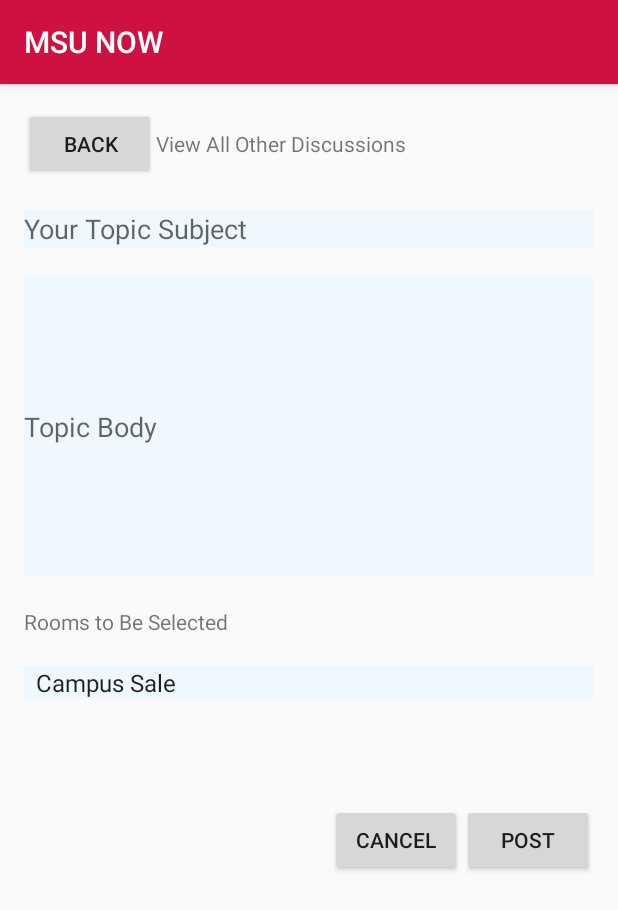
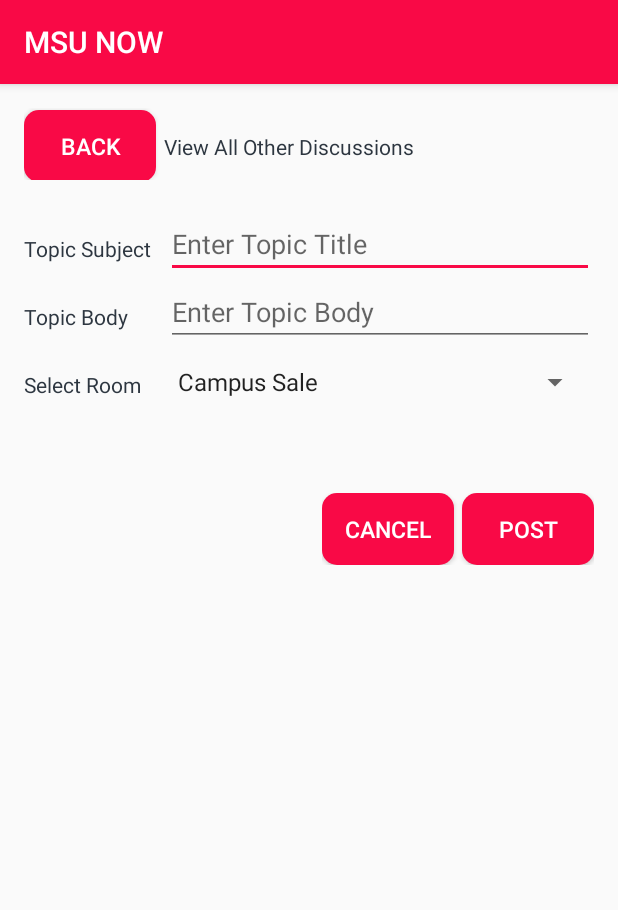
Before and after one commit to joseph287/MSUNOW, an Android app: the UserInputActivity screen opened directly, with no data from a screen before it, on a phone screen of 412 x 824 dp. Shown: the top 910 px of the screen. Run offline under Robolectric (Android 15) with nearby library versions, the phone set to English and light mode, and no system bars; our stand-ins replace Firebase (no records; nobody signed in at launch, a user with empty details on screens opened directly).

Commit message:
Change design of "UserInputActivity" Page.

```diff
--- /dev/null
+++ b/app/src/main/res/drawable/button_back.xml
@@ -0,0 +1,7 @@
+<?xml version="1.0" encoding="utf-8"?>
+<shape xmlns:android="http://schemas.android.com/apk/res/android"
+    android:shape="rectangle" android:padding="10dp">
+    <!-- you can use any color you want I used here red color-->
+    <solid android:color="#f90946"/>
+    <corners android:radius="10dp"/>
+</shape>
--- /dev/null
+++ b/app/src/main/res/drawable/button_cancel.xml
@@ -0,0 +1,7 @@
+<?xml version="1.0" encoding="utf-8"?>
+<shape xmlns:android="http://schemas.android.com/apk/res/android"
+    android:shape="rectangle" android:padding="10dp">
+    <!-- you can use any color you want I used here red color-->
+    <solid android:color="#f90946"/>
+    <corners android:radius="10dp"/>
+</shape>
--- /dev/null
+++ b/app/src/main/res/drawable/button_post.xml
@@ -0,0 +1,7 @@
+<?xml version="1.0" encoding="utf-8"?>
+<shape xmlns:android="http://schemas.android.com/apk/res/android"
+    android:shape="rectangle" android:padding="10dp">
+    <!-- you can use any color you want I used here red color-->
+    <solid android:color="#f90946"/>
+    <corners android:radius="10dp"/>
+</shape>
--- a/app/src/main/res/layout/activity_user_input.xml
+++ b/app/src/main/res/layout/activity_user_input.xml
@@ -23,72 +23,109 @@
         android:orientation="horizontal">
 
         <Button
+            android:id="@+id/bback"
             android:layout_width="wrap_content"
             android:layout_height="wrap_content"
+            android:background="@drawable/button_cancel"
+            android:textColor="@color/colorWhite"
+            android:textSize="15sp"
             android:onClick="BackToPre"
-            android:text="back" />
+            android:text="@string/action_back" />
 
         <TextView
             android:layout_width="wrap_content"
             android:layout_height="wrap_content"
-            android:text="View All Other Discussions" />
+            android:layout_marginLeft="5dp"
+            style="@style/CategoryStyle"
+            android:text="@string/caption_view_other_discussions" />
 
     </LinearLayout>
 
+        <LinearLayout
+            android:layout_width="match_parent"
+            android:layout_height="wrap_content"
+            android:orientation="horizontal">
 
+            <!-- Topic Label -->
+            <TextView
+                android:id="@+id/tv_topic_title"
+                style="@style/CategoryStyle"
+                android:text="@string/caption_topic_title" />
+
+            <!-- Input fields -->
+            <LinearLayout
+                android:layout_width="0dp"
+                android:layout_height="wrap_content"
+                android:layout_weight="3"
+                android:orientation="vertical"
+                android:paddingLeft="0dp">
+
+                <!-- Topic subject field -->
                 <EditText
                     android:id="@+id/topic_title"
+                    style="@style/EditorFieldStyle"
+                    android:hint="@string/caption_hint_topic_title"
+                    android:inputType="text" />
+
+            </LinearLayout>
+        </LinearLayout>
+
+        <LinearLayout
             android:layout_width="match_parent"
             android:layout_height="wrap_content"
-        android:layout_alignParentEnd="true"
-        android:layout_alignParentLeft="true"
-        android:layout_alignParentRight="true"
-        android:layout_alignParentStart="true"
-        android:layout_alignParentTop="true"
-        android:layout_marginBottom="20dp"
-        android:background="@color/colorGrey"
-        android:ems="10"
-        android:hint="@string/topic_subject"
-        android:imeOptions="actionNext"
-        android:inputType="text" />
+            android:orientation="horizontal">
 
+            <!-- Topic Body Label -->
+            <TextView
+                android:id="@+id/tv_topic_body"
+                style="@style/CategoryStyle"
+                android:text="@string/caption_topic_body" />
+
+            <!-- Input fields -->
+            <LinearLayout
+                android:layout_width="0dp"
+                android:layout_height="wrap_content"
+                android:layout_weight="3"
+                android:orientation="vertical"
+                android:paddingLeft="0dp">
+
+                <!-- Topic Body field -->
                 <EditText
                     android:id="@+id/topic_body"
-        android:layout_width="match_parent"
-        android:layout_height="200sp"
-        android:layout_alignParentEnd="true"
-        android:layout_alignParentLeft="true"
-        android:layout_alignParentRight="true"
-        android:layout_alignParentStart="true"
-        android:layout_alignParentTop="true"
-        android:layout_marginBottom="20dp"
-        android:background="@color/colorGrey"
-        android:ems="10"
-        android:hint="@string/topic_body"
-        android:imeOptions="actionNext"
+                    style="@style/EditorFieldStyle"
+                    android:hint="@string/caption_hint_topic_body"
                     android:inputType="textMultiLine" />
 
-    <TextView
-        android:id="@+id/room_name"
+            </LinearLayout>
+        </LinearLayout>
+
+        <LinearLayout
+            android:id="@+id/container_gender"
             android:layout_width="match_parent"
             android:layout_height="wrap_content"
-        android:layout_alignParentEnd="true"
-        android:layout_alignParentLeft="true"
-        android:layout_alignParentRight="true"
-        android:layout_alignParentStart="true"
-        android:layout_alignParentTop="true"
-        android:layout_marginBottom="20dp"
-        android:ems="10"
-        android:imeOptions="actionNext"
-        android:text="Rooms to Be Selected" />
+            android:orientation="horizontal">
 
+            <!-- Spinner Label -->
+            <TextView
+                android:text="@string/caption_select_room"
+                style="@style/CategoryStyle" />
+
+            <!-- Input field -->
+            <LinearLayout
+                android:layout_height="wrap_content"
+                android:layout_width="0dp"
+                android:layout_weight="3"
+                android:orientation="vertical">
+
+                <!-- Room drop-down spinner -->
                 <Spinner
                     android:id="@+id/rooms_spinner"
-        android:layout_width="match_parent"
-        android:layout_height="wrap_content"
-        android:layout_marginBottom="20dp"
-        android:background="@color/colorGrey"
+                    android:layout_height="48dp"
+                    android:layout_width="wrap_content"
+                    android:paddingRight="16dp"
                     android:spinnerMode="dropdown"/>
+            </LinearLayout>
+        </LinearLayout>
 
     <LinearLayout
         android:layout_width="wrap_content"
@@ -98,19 +135,26 @@
         android:orientation="horizontal">
 
         <Button
+            android:id="@+id/bcancel"
             android:layout_width="wrap_content"
             android:layout_height="wrap_content"
+            android:layout_marginRight="5dp"
+            android:background="@drawable/button_cancel"
+            android:textColor="@color/colorWhite"
+            android:textSize="15sp"
             android:onClick="cancel"
-            android:text="CANCEL" />
-
+            android:text="@string/action_cancel" />
 
         <Button
+            android:id="@+id/bpost"
             android:layout_width="wrap_content"
             android:layout_height="wrap_content"
+            android:background="@drawable/button_post"
+            android:textColor="@color/colorWhite"
+            android:textSize="15sp"
+            android:onClick="post"
             android:layout_gravity="right"
-            android:onClick="post"
-            android:text="Post" />
-
+            android:text="@string/action_post" />
 
     </LinearLayout>
 
--- a/app/src/main/res/values/colors.xml
+++ b/app/src/main/res/values/colors.xml
@@ -3,8 +3,9 @@
     <color name="colorPrimary">#3F51B5</color>
     <color name="colorPrimaryDark">#303F9F</color>
     <color name="colorAccent">#FF4081</color>
-    <color name="colorMSU">#CE1141</color>
-    <color name="colorMSUDark">#b60f3a</color>
+    <color name="colorMSU">#f90946</color>
+    <color name="colorMSUDark">#CE1141</color>
+    <!--<color name="colorMSUDark">#b60f3a</color>-->
 
     <color name="colorOrange">#FFC133</color>
     <color name="colorGreen">#1EC603</color>1EC603
@@ -14,4 +15,7 @@
     <color name="colorBlack">#000000</color>
     <color name="colorGrey">#f0f8ff</color>
     <color name="colorWhite">#FFFFFF</color>
+
+    <!-- Primary color for the editor -->
+    <color name="editorColorPrimary">#2D3640</color>
 </resources>
--- a/app/src/main/res/values/strings.xml
+++ b/app/src/main/res/values/strings.xml
@@ -48,6 +48,15 @@
     <string name="title_activity_register">Register</string>
     <string name="update_changes">Update Changes</string>
     <string name="nav_logout">Log Out</string>
+    <string name="caption_topic_title">Topic Subject</string>
+    <string name="caption_hint_topic_title">Enter Topic Title</string>
+    <string name="caption_topic_body">Topic Body</string>
+    <string name="caption_hint_topic_body">Enter Topic Body</string>
+    <string name="caption_select_room">Select Room</string>
+    <string name="action_cancel">Cancel</string>
+    <string name="action_post">Post</string>
+    <string name="action_back">Back</string>
+    <string name="caption_view_other_discussions">View All Other Discussions</string>
 
 
     <string-array name="rooms">
--- a/app/src/main/res/values/styles.xml
+++ b/app/src/main/res/values/styles.xml
@@ -16,6 +16,25 @@
         <item name="android:windowContentOverlay">@null</item>
     </style>
 
+    <!-- Style for a category in the editor -->
+    <style name="CategoryStyle">
+        <item name="android:layout_height">wrap_content</item>
+        <item name="android:layout_width">0dp</item>
+        <item name="android:layout_weight">1</item>
+        <item name="android:paddingTop">16dp</item>
+        <item name="android:textColor">@color/editorColorPrimary</item>
+        <!--<item name="android:fontFamily">sans-serif-condensed</item>-->
+        <item name="android:textAppearance">?android:textAppearanceSmall</item>
+    </style>
+
+    <!-- Style for an EditText field in the editor -->
+    <style name="EditorFieldStyle">
+        <item name="android:layout_height">wrap_content</item>
+        <item name="android:layout_width">match_parent</item>
+        <!--<item name="android:fontFamily">sans-serif-condensed</item>-->
+        <item name="android:textAppearance">?android:textAppearanceMedium</item>
+    </style>
+
     <style name="AppTheme.NoActionBar">
         <item name="windowActionBar">false</item>
         <item name="windowNoTitle">true</item>
```
Lines whose indentation alone changed are shown as unchanged.
